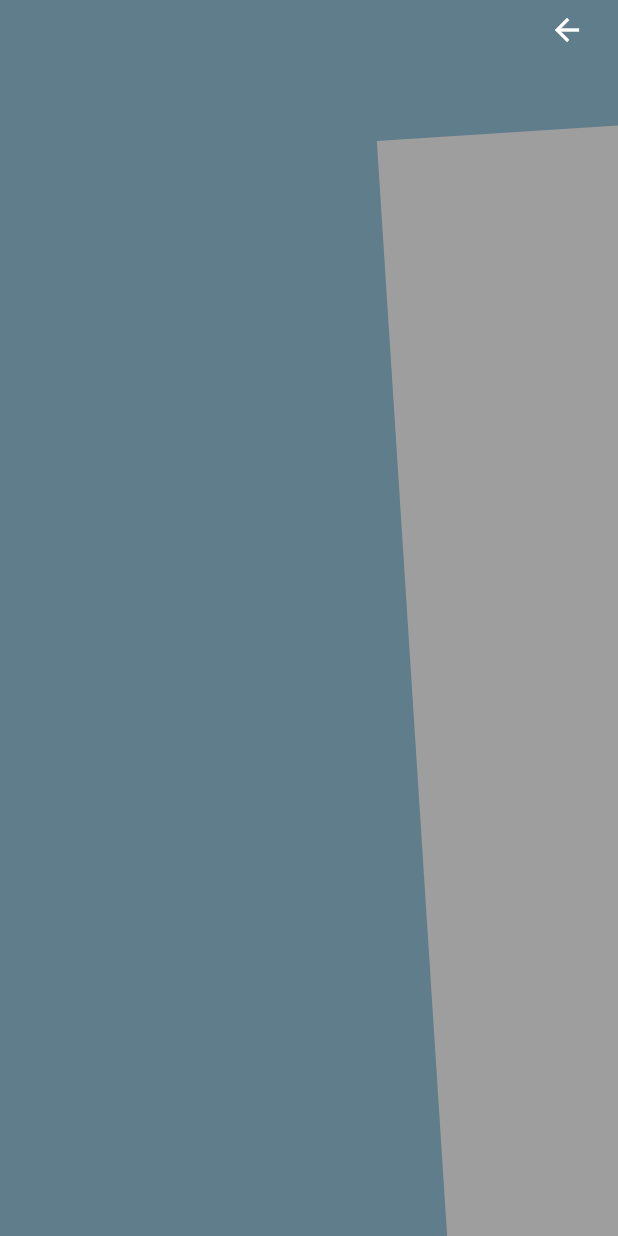
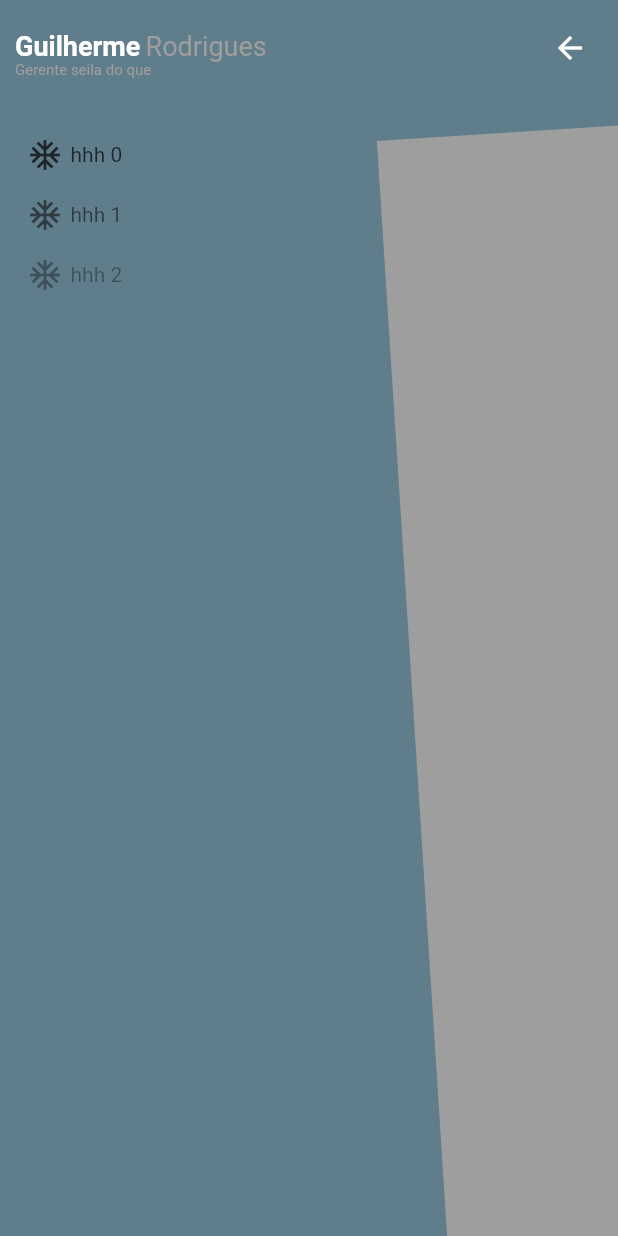
Before and after one commit to Eddie66six/flutter_slanted_drawer, a Flutter app: the screen it shows after launch, after a tap on the "arrow forward" icon, on a phone screen of 412 x 824 dp. Run offline on Flutter 3.47's test engine with Material 2 defaults, Android fonts, the phone set to English and light mode, and no system bars.

Commit message:
animação

```diff
--- a/lib/main.dart
+++ b/lib/main.dart
@@ -32,6 +32,8 @@ class MyHomePage extends StatefulWidget {
 class _MyHomePageState extends State<MyHomePage> with SingleTickerProviderStateMixin  {
   bool isOpend = false;
   late AnimationController controller;
+  AnimationController? drawerController;
+  AnimationController? drawerListController;
   Animation<double>? rotate;
   Animation<double>? pageLeftMargin;
   Animation<double>? pageTopMargin;
@@ -77,7 +79,11 @@ class _MyHomePageState extends State<MyHomePage> with SingleTickerProviderStateM
               Positioned(
                 top: 0,
                 left: drawerMargin!.value,
-                child: DrawerWidget(drawerWidth: drawerWidth),
+                child: DrawerWidget(drawerWidth: drawerWidth,
+                callbackOnInit: (dc, dcl) {
+                  drawerController = dc;
+                  drawerListController = dcl;
+                }),
               ),
               //page/body
               Positioned(
@@ -98,7 +104,7 @@ class _MyHomePageState extends State<MyHomePage> with SingleTickerProviderStateM
                 left: arrowMargin!.value,
                 child: GestureDetector(
                   child: Padding(
-                    padding: const EdgeInsets.all(8.0),
+                    padding: const EdgeInsets.symmetric(horizontal: 10, vertical: 20),
                     child: Icon(isOpend ? Icons.arrow_back : Icons.arrow_forward, color: Colors.white),
                   ),
                   onTap: (){
@@ -106,13 +112,17 @@ class _MyHomePageState extends State<MyHomePage> with SingleTickerProviderStateM
                       isOpend = !isOpend;
                       if(isOpend){
                         controller.forward();
+                        drawerController?.forward();
+                        drawerListController?.forward();
                       }else{
                         controller.reverse();
+                        drawerController?.reverse();
+                        drawerListController?.reverse();
                       }
                     });
                   },
                 ),
-              )
+              ),
             ],
           ),
         )
@@ -123,33 +133,141 @@ class _MyHomePageState extends State<MyHomePage> with SingleTickerProviderStateM
 
 class DrawerWidget extends StatefulWidget {
   final double drawerWidth;
+  final Function(AnimationController, AnimationController) callbackOnInit;
   const DrawerWidget({
     Key? key,
     required this.drawerWidth,
+    required this.callbackOnInit,
   }) : super(key: key);
 
   @override
   _DrawerWidgetState createState() => _DrawerWidgetState();
 }
 
-class _DrawerWidgetState extends State<DrawerWidget> {
+class _DrawerWidgetState extends State<DrawerWidget> with TickerProviderStateMixin {
+  late AnimationController controller;
+  late AnimationController listController;
 
   @override
   void initState() {
+    controller = AnimationController(
+      duration: const Duration(milliseconds: 1000),
+      vsync: this,
+    );
+    listController = AnimationController(
+      duration: const Duration(milliseconds: 500),
+      vsync: this,
+    );
+    controller.addListener(() {setState(() {});});
+    widget.callbackOnInit(controller, listController);
     super.initState();
   }
 
   @override
   void dispose() {
+    controller.dispose();
+    listController.dispose();
     super.dispose();
   }
 
   @override
   Widget build(BuildContext context) {
     return Container(
-        height: MediaQuery.of(context).size.height,
-        width: widget.drawerWidth,
-        color: Colors.blueGrey,
+      padding: const EdgeInsets.symmetric(horizontal: 10, vertical: 20),
+      height: MediaQuery.of(context).size.height,
+      width: widget.drawerWidth,
+      color: Colors.blueGrey,
+      child: Column(
+        crossAxisAlignment: CrossAxisAlignment.start,
+        children:[
+          FadeTransition(
+            opacity: Tween<double>(begin: 0, end: 1).animate(controller),
+            child: Column(
+              crossAxisAlignment: CrossAxisAlignment.start,
+              children: [
+                Row(
+                  children: const [
+                    Text("Guilherme",
+                      style: TextStyle(fontSize: 18,
+                        fontWeight: FontWeight.bold, color: Colors.white)),
+                    Text(" "),
+                    Text("Rodrigues",
+                      style: TextStyle(fontSize: 18, color: Colors.grey)),
+                  ],
+                ),
+                const Text("Gerente seila do que",
+                  style: TextStyle(fontSize: 10, color: Colors.grey))
+              ],
+            ),
+          ),
+          const SizedBox(height: 30),
+          if(listController.isCompleted)
+          Column(
+            children: List.generate(5, (index) {
+              return _DrawerItem(
+                icon: const Icon(Icons.ac_unit),
+                label: Text("hhh $index"),
+                millisecondsDelay: 150 * index,
+              );
+            })
+          )
+        ]
+      ),
     );
   }
 }
+
+class _DrawerItem extends StatefulWidget {
+  final Widget icon;
+  final Widget label;
+  final int millisecondsDelay;
+  const _DrawerItem({
+    Key? key,
+    required this.icon,
+    required this.label,
+    required this.millisecondsDelay,
+  }) : super(key: key);
+
+  @override
+  State<_DrawerItem> createState() => _DrawerItemState();
+}
+
+class _DrawerItemState extends State<_DrawerItem> with SingleTickerProviderStateMixin {
+  late AnimationController controller;
+
+  @override
+  void initState() {
+    controller = AnimationController(
+      duration: const Duration(milliseconds: 500),
+      vsync: this,
+    );
+    controller.addListener(() {setState(() {});});
+    Future.delayed(Duration(milliseconds: widget.millisecondsDelay), (){
+      controller.forward();
+    });
+    super.initState();
+  }
+
+  @override
+  void dispose() {
+    controller.dispose();
+    super.dispose();
+  }
+
+  @override
+  Widget build(BuildContext context) {
+    return FadeTransition(
+      opacity: Tween<double>(begin: 0, end: 1).animate(controller),
+      child: Padding(
+        padding: const EdgeInsets.all(8.0),
+        child: Row(
+          children: [
+            widget.icon,
+            const SizedBox(width: 5),
+            widget.label
+          ],
+        ),
+      ),
+    );
+  }
+}
```
